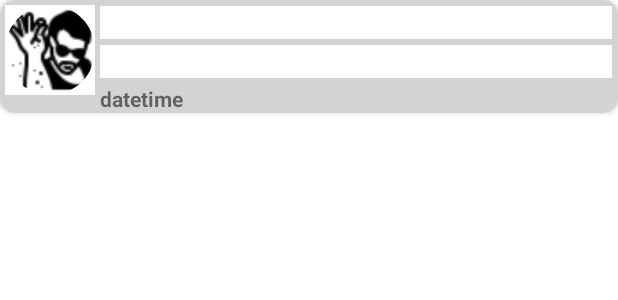
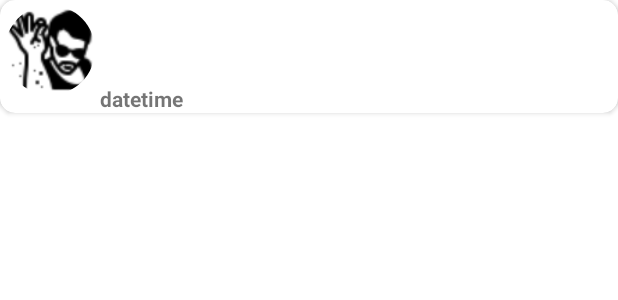
Before and after one commit to NagaKi1125/AndroidLoveCooking, an Android app: the layout comment_item.xml on its own in the app's theme, with its tools: preview values and no code run, on a phone screen of 412 x 824 dp. Shown: the top 300 px of the screen. Run offline under Robolectric (Android 15) with nearby library versions, the phone set to English and light mode, and no system bars.

Commit message:
update imagezoom

```diff
--- a/app/src/main/res/layout/comment_item.xml
+++ b/app/src/main/res/layout/comment_item.xml
@@ -7,7 +7,6 @@
     android:layout_marginBottom="5dp">
     <RelativeLayout
         android:id="@+id/cmt_show"
-        android:background="@color/light_grey"
         android:layout_width="match_parent"
         android:layout_height="match_parent">
         <de.hdodenhof.circleimageview.CircleImageView
```
